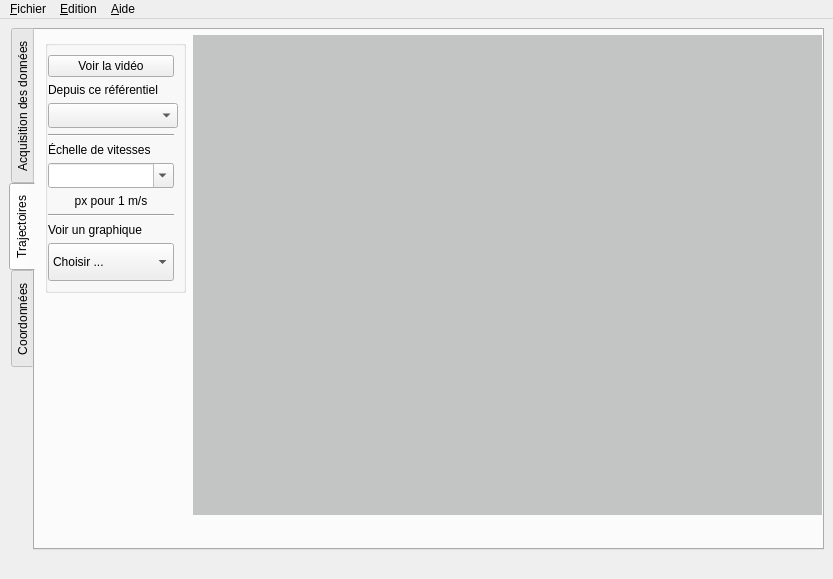
Above: src/pymecavideo_mini.ui from rene-d/pymecavideo before the change. Below: the same form after it.
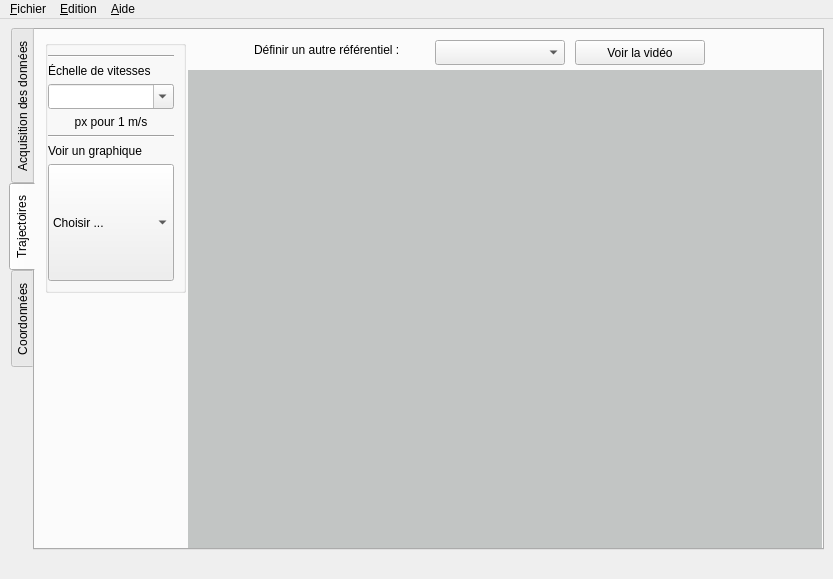
That is the form after the change. The open tabs and pages were chosen to show the change. Custom widgets are drawn as their Qt base class.

Commit message: opencv unclosable widget  issue resolved

```diff
--- a/src/pymecavideo_mini.ui
+++ b/src/pymecavideo_mini.ui
@@ -55,7 +55,7 @@
     </font>
    </property>
    <layout class="QGridLayout" name="gridLayout_2">
-    <item row="1" column="0">
+    <item row="0" column="0">
      <widget class="QTabWidget" name="tabWidget">
       <property name="autoFillBackground">
        <bool>true</bool>
@@ -736,8 +736,8 @@
        <widget class="QLabel" name="label_3">
         <property name="geometry">
          <rect>
-          <x>158</x>
-          <y>5</y>
+          <x>153</x>
+          <y>40</y>
           <width>640</width>
           <height>480</height>
          </rect>
@@ -832,30 +832,6 @@
          <property name="leftMargin">
           <number>0</number>
          </property>
-         <item>
-          <widget class="QPushButton" name="button_video">
-           <property name="text">
-            <string>Voir la vidéo</string>
-           </property>
-          </widget>
-         </item>
-         <item>
-          <widget class="QLabel" name="label_8">
-           <property name="text">
-            <string>Depuis ce référentiel</string>
-           </property>
-          </widget>
-         </item>
-         <item>
-          <widget class="QComboBox" name="comboBox_referentiel">
-           <property name="minimumSize">
-            <size>
-             <width>130</width>
-             <height>25</height>
-            </size>
-           </property>
-          </widget>
-         </item>
          <item>
           <widget class="Line" name="line_2">
            <property name="orientation">
@@ -924,6 +900,48 @@
          </item>
         </layout>
        </widget>
+       <widget class="QPushButton" name="button_video">
+        <property name="geometry">
+         <rect>
+          <x>540</x>
+          <y>10</y>
+          <width>130</width>
+          <height>25</height>
+         </rect>
+        </property>
+        <property name="text">
+         <string>Voir la vidéo</string>
+        </property>
+       </widget>
+       <widget class="QComboBox" name="comboBox_referentiel">
+        <property name="geometry">
+         <rect>
+          <x>400</x>
+          <y>10</y>
+          <width>130</width>
+          <height>25</height>
+         </rect>
+        </property>
+        <property name="minimumSize">
+         <size>
+          <width>130</width>
+          <height>25</height>
+         </size>
+        </property>
+       </widget>
+       <widget class="QLabel" name="label_8">
+        <property name="geometry">
+         <rect>
+          <x>219</x>
+          <y>10</y>
+          <width>181</width>
+          <height>20</height>
+         </rect>
+        </property>
+        <property name="text">
+         <string>Définir un autre référentiel : </string>
+        </property>
+       </widget>
       </widget>
       <widget class="QWidget" name="tab_coord">
        <attribute name="title">
```
Left out of the diff: 4 changed lines with no effect on the pictures. The commit also changes 2 other files.
